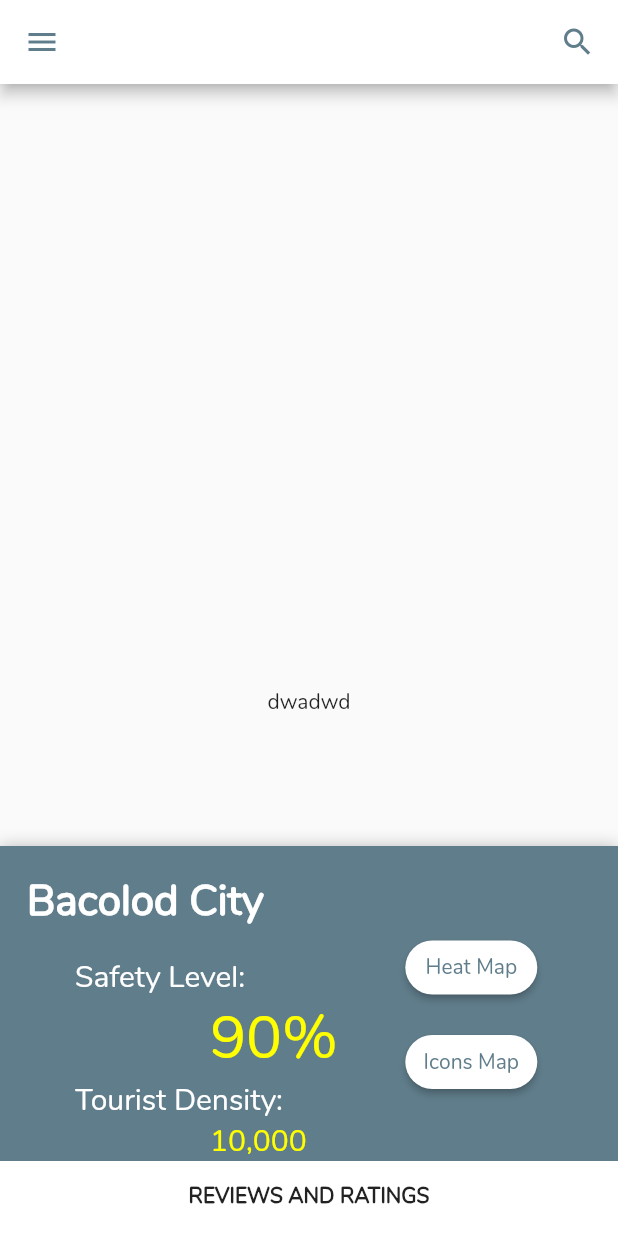
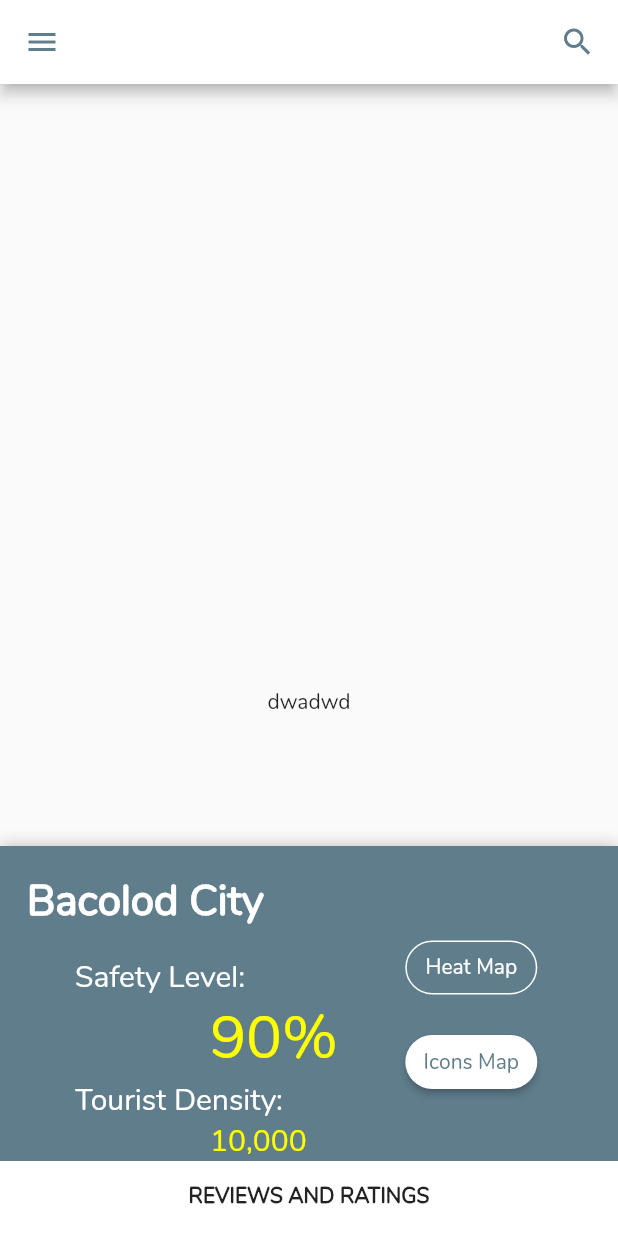
Before and after one commit to euphori/impact-initial, a Flutter app: the HomePage screen opened by its route, on a phone screen of 412 x 824 dp. Run offline on Flutter 3.47's test engine with Material 2 defaults, Android fonts, the phone set to English and light mode, and no system bars; drawn by our look-alikes of sliding_up_panel; our stand-ins replace flutter_rating, page_indicator, shared_preferences; accounts and stored records are empty.

Commit message:
button change

```diff
--- a/login-signup-ui-new/lib/home_page.dart
+++ b/login-signup-ui-new/lib/home_page.dart
@@ -1,3 +1,4 @@
+import 'package:flutter/foundation.dart';
 import 'package:flutter/material.dart';
 import 'package:sliding_up_panel/sliding_up_panel.dart';
 import 'package:login/login_page.dart';
@@ -155,6 +156,9 @@ class HomePage extends StatelessWidget {
               color: Colors.orange,
               borderColor: Colors.grey,
               starCount: starCount,
+              onRatingChanged: (double value) {
+                this.rating = value;
+              },
             ),
           ],
         ),
@@ -424,15 +428,16 @@ class HomePage extends StatelessWidget {
                     children: [
                       Padding(
                         padding: EdgeInsets.only(top: 15),
-                        child: RaisedButton(
+                        child: OutlineButton(
+                          borderSide: BorderSide(color: Colors.white),
                           shape: RoundedRectangleBorder(
                             borderRadius: BorderRadius.circular(24),
                           ),
                           onPressed: () {},
                           padding: EdgeInsets.all(5),
-                          color: Colors.white,
+                          // color: Colors.white,
                           child: Text('Heat Map',
-                              style: TextStyle(color: Colors.blueGrey)),
+                              style: TextStyle(color: Colors.white)),
                         ),
                       ),
                       Padding(
```
